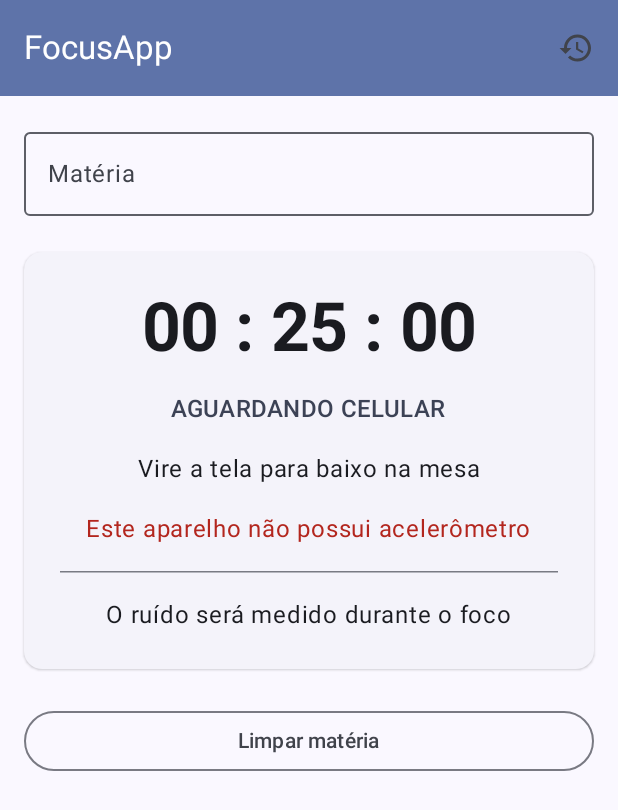
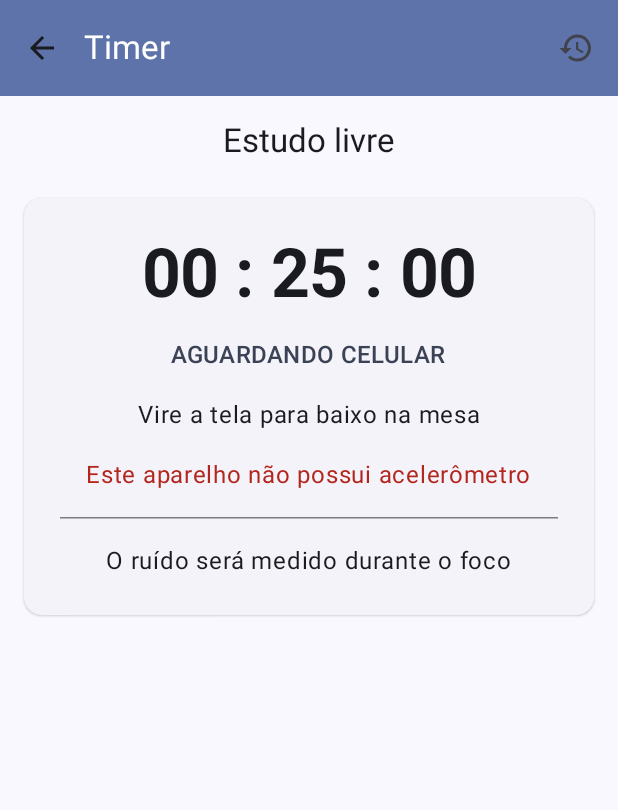
Before and after one commit to WilliamLavor/FocusApp, an Android app built with Jetpack Compose: the FocusScreen screen opened through its navigation route, on a phone screen of 412 x 824 dp. Shown: the top 810 px of the screen. Run offline under Robolectric (Android 15) with nearby library versions, the phone set to English and light mode, and no system bars; our stand-ins replace Room's generated code; libraries missing offline, so code that uses them is left out: androidx.room3; 2 statements that could not run were skipped.

Commit message:
tela Nova sessao com min de foco e descanso escolhidos

```diff
--- a/app/src/main/java/com/example/focusapp/navigation/AppNavHost.kt
+++ b/app/src/main/java/com/example/focusapp/navigation/AppNavHost.kt
@@ -2,6 +2,7 @@ package com.example.focusapp.navigation
 
 import androidx.compose.runtime.Composable
 import androidx.compose.ui.Modifier
+import androidx.lifecycle.viewmodel.compose.viewModel
 import androidx.navigation.NavHostController
 import androidx.navigation.NavType
 import androidx.navigation.compose.NavHost
@@ -9,24 +10,46 @@ import androidx.navigation.compose.composable
 import androidx.navigation.navArgument
 import com.example.focusapp.ui.details.DetailScreen
 import com.example.focusapp.ui.focus.FocusScreen
+import com.example.focusapp.ui.focus.FocusViewModel
 import com.example.focusapp.ui.history.HistoryScreen
+import com.example.focusapp.ui.sessao.NovaSessaoScreen
 
 @Composable
 fun AppNavHost(
     navController: NavHostController,
     modifier: Modifier = Modifier
 ) {
+    // ViewModel único, compartilhado entre "Nova sessão" e o timer (escopo da Activity).
+    val focusViewModel: FocusViewModel = viewModel()
+
     NavHost(
         navController = navController,
-        startDestination = NavRoutes.Focus.route,
+        startDestination = NavRoutes.NovaSessao.route,
         modifier = modifier
     ) {
 
-        // 1. Tela de Foco
+        // 0. Tela de Nova sessão (matéria e minutos de foco/descanso)
+        composable(route = NavRoutes.NovaSessao.route) {
+            NovaSessaoScreen(
+                viewModel = focusViewModel,
+                onIniciar = {
+                    navController.navigate(NavRoutes.Focus.route)
+                },
+                onNavigateToHistory = {
+                    navController.navigate(NavRoutes.History.route)
+                }
+            )
+        }
+
+        // 1. Tela de Foco (timer)
         composable(route = NavRoutes.Focus.route) {
             FocusScreen(
+                viewModel = focusViewModel,
                 onNavigateToHistory = {
                     navController.navigate(NavRoutes.History.route)
+                },
+                onNavigateBack = {
+                    navController.popBackStack()
                 }
             )
         }
--- a/app/src/main/java/com/example/focusapp/navigation/NavRoutes.kt
+++ b/app/src/main/java/com/example/focusapp/navigation/NavRoutes.kt
@@ -1,6 +1,8 @@
 package com.example.focusapp.navigation
 
 sealed class NavRoutes(val route: String) {
+
+    data object NovaSessao : NavRoutes("nova_sessao")
 
     data object Focus : NavRoutes("focus")
 
--- a/app/src/main/java/com/example/focusapp/ui/focus/FocusScreen.kt
+++ b/app/src/main/java/com/example/focusapp/ui/focus/FocusScreen.kt
@@ -9,6 +9,7 @@ import androidx.activity.result.contract.ActivityResultContracts
 import androidx.compose.foundation.background
 import androidx.compose.foundation.layout.*
 import androidx.compose.material.icons.Icons
+import androidx.compose.material.icons.automirrored.filled.ArrowBack
 import androidx.compose.material.icons.filled.History
 import androidx.compose.material3.*
 import androidx.compose.runtime.*
@@ -21,13 +22,13 @@ import androidx.compose.ui.unit.dp
 import androidx.core.content.ContextCompat
 import androidx.lifecycle.Lifecycle
 import androidx.lifecycle.LifecycleEventObserver
-import androidx.lifecycle.viewmodel.compose.viewModel
 
 @OptIn(ExperimentalMaterial3Api::class)
 @Composable
 fun FocusScreen(
+    viewModel: FocusViewModel,
     onNavigateToHistory: () -> Unit,
-    viewModel: FocusViewModel = viewModel()
+    onNavigateBack: () -> Unit
 ) {
     val context = LocalContext.current
     val activity = context as ComponentActivity
@@ -115,7 +116,15 @@ fun FocusScreen(
         Scaffold(
             topBar = {
                 TopAppBar(
-                    title = { Text("FocusApp") },
+                    title = { Text("Timer") },
+                    navigationIcon = {
+                        IconButton(onClick = onNavigateBack) {
+                            Icon(
+                                imageVector = Icons.AutoMirrored.Filled.ArrowBack,
+                                contentDescription = "Voltar"
+                            )
+                        }
+                    },
                     actions = {
                         IconButton(onClick = onNavigateToHistory) {
                             Icon(
@@ -141,15 +150,9 @@ fun FocusScreen(
                 verticalArrangement = Arrangement.spacedBy(24.dp)
             ) {
 
-                OutlinedTextField(
-                    value = viewModel.materia,
-                    onValueChange = viewModel::alterarMateria,
-                    label = { Text("Matéria") },
-                    placeholder = {
-                        Text("Ex: Matemática Discreta")
-                    },
-                    modifier = Modifier.fillMaxWidth(),
-                    singleLine = true
+                Text(
+                    text = viewModel.materia.ifBlank { "Estudo livre" },
+                    style = MaterialTheme.typography.titleLarge
                 )
 
                 ElevatedCard(
@@ -165,11 +168,24 @@ fun FocusScreen(
                     ) {
 
                         Text(
-                            text = "00 : 25 : 00",
+                            text = formatarTempo(viewModel.tempoRestanteSegundos),
                             style = MaterialTheme.typography.displayMedium,
                             fontWeight = FontWeight.Bold
                         )
 
+                        if (viewModel.emDescanso) {
+                            Text(
+                                text = "DESCANSO",
+                                style = MaterialTheme.typography.titleMedium,
+                                color = MaterialTheme.colorScheme.secondary
+                            )
+
+                            Text("Aproveite para descansar. Quando o descanso acabar, vire o celular para o próximo foco.")
+
+                            OutlinedButton(onClick = viewModel::pularDescanso) {
+                                Text("Pular descanso")
+                            }
+                        } else {
                             Text(
                                 text = "AGUARDANDO CELULAR",
                                 style = MaterialTheme.typography.titleMedium,
@@ -177,6 +193,7 @@ fun FocusScreen(
                             )
 
                             Text("Vire a tela para baixo na mesa")
+                        }
 
                         if (!viewModel.acelerometroExiste) {
                             Text(
@@ -204,17 +221,10 @@ fun FocusScreen(
                 }
                 if (viewModel.sessaoConcluida) {
                     Text(
-                        text = "Sessão concluída! Parabéns pelos 25 minutos de foco.",
+                        text = "Sessão concluída! Parabéns pelos ${viewModel.focoMinutos} minutos de foco.",
                         style = MaterialTheme.typography.bodyLarge,
                         color = MaterialTheme.colorScheme.primary
                     )
-                }
-
-                OutlinedButton(
-                    onClick = viewModel::limparMateria,
-                    modifier = Modifier.fillMaxWidth()
-                ) {
-                    Text("Limpar matéria")
                 }
             }
         }
@@ -230,15 +240,7 @@ private fun TelaFocoAtiva(
 ) {
     val corFundo = MaterialTheme.colorScheme.onBackground
     val corTexto = MaterialTheme.colorScheme.background
-    val horas = tempoRestanteSegundos / 3600
-    val minutos = (tempoRestanteSegundos % 3600) / 60
-    val segundos = tempoRestanteSegundos % 60
-
-    val tempoFormatado = "%02d : %02d : %02d".format(
-        horas,
-        minutos,
-        segundos
-    )
+    val tempoFormatado = formatarTempo(tempoRestanteSegundos)
 
     Column(
         modifier = Modifier
@@ -284,3 +286,12 @@ private fun TelaFocoAtiva(
         )
     }
 }
+
+// Converte segundos em "HH : MM : SS"
+private fun formatarTempo(totalSegundos: Int): String {
+    val horas = totalSegundos / 3600
+    val minutos = (totalSegundos % 3600) / 60
+    val segundos = totalSegundos % 60
+
+    return "%02d : %02d : %02d".format(horas, minutos, segundos)
+}
--- a/app/src/main/java/com/example/focusapp/ui/focus/FocusViewModel.kt
+++ b/app/src/main/java/com/example/focusapp/ui/focus/FocusViewModel.kt
@@ -20,21 +20,37 @@ import kotlinx.coroutines.launch
 import kotlinx.coroutines.withContext
 import kotlin.math.roundToInt
 
-const val DURACAO_SESSAO_SEGUNDOS = 25 * 60
+// Limites aceitos para os minutos escolhidos pelo usuário
+const val FOCO_MIN_MINUTOS = 1
+const val FOCO_MAX_MINUTOS = 180
+const val DESCANSO_MIN_MINUTOS = 0   // 0 = sem descanso
+const val DESCANSO_MAX_MINUTOS = 60
 
-// Guarda o estado e a lógica da tela de foco (cronômetro, sensores, ruído e banco).
-// A FocusScreen só desenha o estado e repassa eventos.
+private const val FOCO_PADRAO_MINUTOS = 25
+private const val DESCANSO_PADRAO_MINUTOS = 5
+
+// Guarda o estado e a lógica da sessão (cronômetro, descanso, sensores, ruído e banco).
+// As telas só desenham o estado e repassam eventos.
+// Este ViewModel é compartilhado entre a tela "Nova sessão" e a tela do timer.
 class FocusViewModel(application: Application) : AndroidViewModel(application) {
 
     private val dao = AppDatabase.getDatabase(application).focusDao()
     private val sensorVirado = SensorVirado(application)
 
-    // Estado observado pela interface
+    // Configuração escolhida na tela "Nova sessão"
     var materia by mutableStateOf("")
         private set
+    var focoMinutos by mutableIntStateOf(FOCO_PADRAO_MINUTOS)
+        private set
+    var descansoMinutos by mutableIntStateOf(DESCANSO_PADRAO_MINUTOS)
+        private set
+
+    // Estado observado pela interface
     var focando by mutableStateOf(false)
         private set
-    var tempoRestanteSegundos by mutableIntStateOf(DURACAO_SESSAO_SEGUNDOS)
+    var emDescanso by mutableStateOf(false)
+        private set
+    var tempoRestanteSegundos by mutableIntStateOf(FOCO_PADRAO_MINUTOS * 60)
         private set
     var ruidoDb by mutableIntStateOf(0)
         private set
@@ -50,6 +66,7 @@ class FocusViewModel(application: Application) : AndroidViewModel(application) {
     private var somaRuido = 0
     private var quantidadeMedicoes = 0
     private var cronometroJob: Job? = null
+    private var descansoJob: Job? = null
     private var ruidoJob: Job? = null
 
     init {
@@ -61,12 +78,20 @@ class FocusViewModel(application: Application) : AndroidViewModel(application) {
 
     // Eventos vindos da interface
 
-    fun alterarMateria(novaMateria: String) {
-        materia = novaMateria
+    // Chamado pela tela "Nova sessão" ao tocar em "Iniciar sessão".
+    fun configurarSessao(novaMateria: String, foco: Int, descanso: Int) {
+        if (focando) return
+
+        encerrarDescanso()
+        materia = novaMateria.trim()
+        focoMinutos = foco.coerceIn(FOCO_MIN_MINUTOS, FOCO_MAX_MINUTOS)
+        descansoMinutos = descanso.coerceIn(DESCANSO_MIN_MINUTOS, DESCANSO_MAX_MINUTOS)
+        sessaoConcluida = false
+        tempoRestanteSegundos = focoMinutos * 60
     }
 
-    fun limparMateria() {
-        materia = ""
+    fun pularDescanso() {
+        encerrarDescanso()
     }
 
     fun definirPermissaoMicrofone(concedida: Boolean) {
@@ -82,6 +107,7 @@ class FocusViewModel(application: Application) : AndroidViewModel(application) {
         sensorVirado.parar()
         // Se havia uma sessão ativa, salva como abandonada.
         if (focando) abandonarSessao()
+        if (emDescanso) encerrarDescanso()
     }
 
     // Chamado quando a tela sai da composição (ex.: abriu o histórico).
@@ -92,11 +118,12 @@ class FocusViewModel(application: Application) : AndroidViewModel(application) {
     // Lógica da sessão
 
     private fun iniciarFoco() {
-        if (focando) return
+        // Durante o descanso, virar o celular não inicia um novo foco.
+        if (focando || emDescanso) return
 
         inicioSessao = System.currentTimeMillis()
         inicioCronometroMs = SystemClock.elapsedRealtime()
-        tempoRestanteSegundos = DURACAO_SESSAO_SEGUNDOS
+        tempoRestanteSegundos = focoMinutos * 60
         sessaoConcluida = false
         somaRuido = 0
         quantidadeMedicoes = 0
@@ -109,11 +136,12 @@ class FocusViewModel(application: Application) : AndroidViewModel(application) {
     private fun iniciarCronometro() {
         cronometroJob?.cancel()
         val inicio = inicioCronometroMs
+        val totalSegundos = focoMinutos * 60
 
         cronometroJob = viewModelScope.launch {
             while (isActive) {
                 val decorrido = ((SystemClock.elapsedRealtime() - inicio) / 1000L).toInt()
-                val restante = (DURACAO_SESSAO_SEGUNDOS - decorrido).coerceAtLeast(0)
+                val restante = (totalSegundos - decorrido).coerceAtLeast(0)
                 tempoRestanteSegundos = restante
 
                 if (restante == 0) {
@@ -158,7 +186,7 @@ class FocusViewModel(application: Application) : AndroidViewModel(application) {
         val sessao = FocusSession(
             materia = materia.ifBlank { "Estudo livre" },
             data = inicioSessao,
-            duracaoMinutos = DURACAO_SESSAO_SEGUNDOS / 60,
+            duracaoMinutos = focoMinutos,
             status = "CONCLUIDO",
             mediaDb = mediaRuido()
         )
@@ -166,6 +194,9 @@ class FocusViewModel(application: Application) : AndroidViewModel(application) {
         encerrarEstado()
         sessaoConcluida = true
         salvar(sessao)
+
+        // Depois do foco vem o descanso (se o usuário escolheu mais de 0 minutos).
+        if (descansoMinutos > 0) iniciarDescanso()
     }
 
     private fun abandonarSessao() {
@@ -186,14 +217,45 @@ class FocusViewModel(application: Application) : AndroidViewModel(application) {
         encerrarEstado()
     }
 
-    // Zera o estado da sessão e para cronômetro e microfone.
+    // Zera o estado do foco e para cronômetro e microfone.
     private fun encerrarEstado() {
         inicioSessao = 0L
         inicioCronometroMs = 0L
         ruidoJob?.cancel()
         cronometroJob = null
         focando = false
-        tempoRestanteSegundos = DURACAO_SESSAO_SEGUNDOS
+        tempoRestanteSegundos = focoMinutos * 60
+    }
+
+    private fun iniciarDescanso() {
+        descansoJob?.cancel()
+        val inicio = SystemClock.elapsedRealtime()
+        val totalSegundos = descansoMinutos * 60
+
+        emDescanso = true
+        tempoRestanteSegundos = totalSegundos
+
+        descansoJob = viewModelScope.launch {
+            while (isActive) {
+                val decorrido = ((SystemClock.elapsedRealtime() - inicio) / 1000L).toInt()
+                val restante = (totalSegundos - decorrido).coerceAtLeast(0)
+                tempoRestanteSegundos = restante
+
+                if (restante == 0) {
+                    encerrarDescanso()
+                    break
+                }
+                delay(1000)
+            }
+        }
+    }
+
+    // Termina o descanso (acabou o tempo ou o usuário pulou) e deixa o timer pronto para o próximo foco.
+    private fun encerrarDescanso() {
+        descansoJob?.cancel()
+        descansoJob = null
+        emDescanso = false
+        if (!focando) tempoRestanteSegundos = focoMinutos * 60
     }
 
     private fun salvar(sessao: FocusSession) {
--- /dev/null
+++ b/app/src/main/java/com/example/focusapp/ui/sessao/NovaSessaoScreen.kt
@@ -0,0 +1,149 @@
+package com.example.focusapp.ui.sessao
+
+import androidx.compose.foundation.layout.Arrangement
+import androidx.compose.foundation.layout.Column
+import androidx.compose.foundation.layout.Row
+import androidx.compose.foundation.layout.fillMaxSize
+import androidx.compose.foundation.layout.fillMaxWidth
+import androidx.compose.foundation.layout.padding
+import androidx.compose.foundation.rememberScrollState
+import androidx.compose.foundation.text.KeyboardOptions
+import androidx.compose.foundation.verticalScroll
+import androidx.compose.material.icons.Icons
+import androidx.compose.material.icons.filled.History
+import androidx.compose.material3.Button
+import androidx.compose.material3.ExperimentalMaterial3Api
+import androidx.compose.material3.Icon
+import androidx.compose.material3.IconButton
+import androidx.compose.material3.MaterialTheme
+import androidx.compose.material3.OutlinedTextField
+import androidx.compose.material3.Scaffold
+import androidx.compose.material3.Text
+import androidx.compose.material3.TopAppBar
+import androidx.compose.material3.TopAppBarDefaults
+import androidx.compose.runtime.Composable
+import androidx.compose.runtime.getValue
+import androidx.compose.runtime.mutableStateOf
+import androidx.compose.runtime.remember
+import androidx.compose.runtime.setValue
+import androidx.compose.ui.Modifier
+import androidx.compose.ui.text.input.KeyboardType
+import androidx.compose.ui.unit.dp
+import com.example.focusapp.ui.focus.DESCANSO_MAX_MINUTOS
+import com.example.focusapp.ui.focus.DESCANSO_MIN_MINUTOS
+import com.example.focusapp.ui.focus.FOCO_MAX_MINUTOS
+import com.example.focusapp.ui.focus.FOCO_MIN_MINUTOS
+import com.example.focusapp.ui.focus.FocusViewModel
+
+// Tela onde o usuário escolhe a matéria e quantos minutos quer de foco e de descanso.
+@OptIn(ExperimentalMaterial3Api::class)
+@Composable
+fun NovaSessaoScreen(
+    viewModel: FocusViewModel,
+    onIniciar: () -> Unit,
+    onNavigateToHistory: () -> Unit
+) {
+    // Estado do formulário (só vira configuração da sessão ao tocar em "Iniciar")
+    var materia by remember { mutableStateOf(viewModel.materia) }
+    var focoTexto by remember { mutableStateOf(viewModel.focoMinutos.toString()) }
+    var descansoTexto by remember { mutableStateOf(viewModel.descansoMinutos.toString()) }
+
+    val foco = focoTexto.toIntOrNull()
+    val descanso = descansoTexto.toIntOrNull()
+
+    val focoValido = foco != null && foco in FOCO_MIN_MINUTOS..FOCO_MAX_MINUTOS
+    val descansoValido = descanso != null && descanso in DESCANSO_MIN_MINUTOS..DESCANSO_MAX_MINUTOS
+
+    Scaffold(
+        topBar = {
+            TopAppBar(
+                title = { Text("Nova sessão") },
+                actions = {
+                    IconButton(onClick = onNavigateToHistory) {
+                        Icon(
+                            imageVector = Icons.Default.History,
+                            contentDescription = "Ver Histórico"
+                        )
+                    }
+                },
+                colors = TopAppBarDefaults.topAppBarColors(
+                    containerColor = MaterialTheme.colorScheme.primaryContainer,
+                    titleContentColor = MaterialTheme.colorScheme.onPrimaryContainer
+                )
+            )
+        }
+    ) { paddingValues ->
+
+        Column(
+            modifier = Modifier
+                .fillMaxSize()
+                .padding(paddingValues)
+                .padding(16.dp)
+                .verticalScroll(rememberScrollState()),
+            verticalArrangement = Arrangement.spacedBy(20.dp)
+        ) {
+
+            Text(
+                text = "Reserve um tempo para o que importa.",
+                style = MaterialTheme.typography.bodyLarge
+            )
+
+            OutlinedTextField(
+                value = materia,
+                onValueChange = { materia = it },
+                label = { Text("O que você vai estudar?") },
+                placeholder = { Text("Ex: Matemática Discreta") },
+                modifier = Modifier.fillMaxWidth(),
+                singleLine = true
+            )
+
+            Row(
+                modifier = Modifier.fillMaxWidth(),
+                horizontalArrangement = Arrangement.spacedBy(12.dp)
+            ) {
+
+                OutlinedTextField(
+                    value = focoTexto,
+                    onValueChange = { novo ->
+                        if (novo.length <= 3 && novo.all { it.isDigit() }) focoTexto = novo
+                    },
+                    label = { Text("Foco (min)") },
+                    isError = !focoValido,
+                    supportingText = {
+                        Text("De $FOCO_MIN_MINUTOS a $FOCO_MAX_MINUTOS")
+                    },
+                    keyboardOptions = KeyboardOptions(keyboardType = KeyboardType.Number),
+                    singleLine = true,
+                    modifier = Modifier.weight(1f)
+                )
+
+                OutlinedTextField(
+                    value = descansoTexto,
+                    onValueChange = { novo ->
+                        if (novo.length <= 3 && novo.all { it.isDigit() }) descansoTexto = novo
+                    },
+                    label = { Text("Descanso (min)") },
+                    isError = !descansoValido,
+                    supportingText = {
+                        Text("De $DESCANSO_MIN_MINUTOS a $DESCANSO_MAX_MINUTOS (0 = sem descanso)")
+                    },
+                    keyboardOptions = KeyboardOptions(keyboardType = KeyboardType.Number),
+                    singleLine = true,
+                    modifier = Modifier.weight(1f)
+                )
+            }
+
+            Button(
+                onClick = {
+                    // As duas conversões já foram validadas pelo botão estar habilitado.
+                    viewModel.configurarSessao(materia, foco ?: 0, descanso ?: 0)
+                    onIniciar()
+                },
+                enabled = focoValido && descansoValido,
+                modifier = Modifier.fillMaxWidth()
+            ) {
+                Text("Iniciar sessão")
+            }
+        }
+    }
+}
```
Also changed, not shown: 1 other file. Lines whose indentation alone changed are shown as unchanged.
